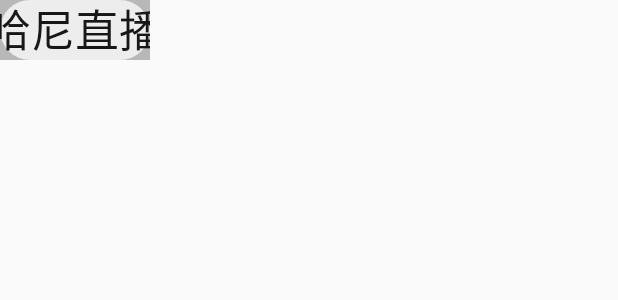
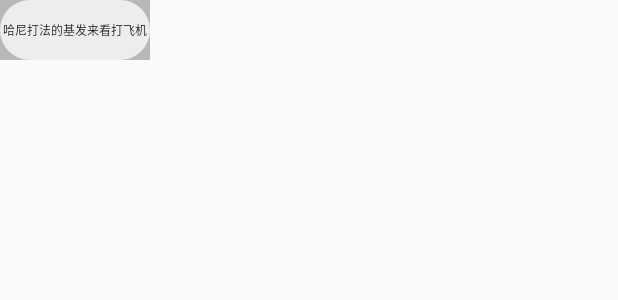
Before and after one commit to xrealm/moc_dev, an Android app: the layout activity_rvgrid.xml on its own in the app's theme, with its tools: preview values and no code run, on a phone screen of 412 x 824 dp. Shown: the top 300 px of the screen. Run offline under Robolectric (Android 15) with nearby library versions, the phone set to English and light mode, and no system bars.

Commit message:
optimize import

```diff
--- a/app/src/main/AndroidManifest.xml
+++ b/app/src/main/AndroidManifest.xml
@@ -2,13 +2,17 @@
 <manifest xmlns:android="http://schemas.android.com/apk/res/android"
           package="com.mao.dev">
 
+    <uses-permission android:name="android.permission.READ_EXTERNAL_STORAGE"/>
+    <uses-permission android:name="android.permission.WRITE_EXTERNAL_STORAGE"/>
+
     <application
+        android:name=".AppApplication"
         android:allowBackup="true"
         android:icon="@mipmap/ic_launcher"
         android:label="@string/app_name"
         android:supportsRtl="true"
         android:theme="@style/AppTheme">
-        <activity android:name="com.mao.dev.MainActivity">
+        <activity android:name="com.mao.dev.test.TranslateActivity">
             <intent-filter>
                 <action android:name="android.intent.action.MAIN"/>
 
--- a/app/src/main/java/com/mao/dev/rv/RoundView.java
+++ b/app/src/main/java/com/mao/dev/rv/RoundView.java
@@ -3,9 +3,12 @@ package com.mao.dev.rv;
 import android.content.Context;
 import android.graphics.Canvas;
 import android.graphics.Paint;
+import android.graphics.Rect;
 import android.graphics.RectF;
 import android.util.AttributeSet;
 import android.view.View;
+
+import com.mao.dev.AppKit;
 
 /**
  * Created by Mao on 2016/11/18.
@@ -14,6 +17,7 @@ import android.view.View;
 public class RoundView extends View {
     private Paint mPaint;
 
+    private String text = "哈尼打法的基发来看打飞机";
     public RoundView(Context context) {
         super(context);
     }
@@ -27,11 +31,19 @@ public class RoundView extends View {
         super(context, attrs, defStyleAttr);
     }
 
+    @Override
+    protected void onMeasure(int widthMeasureSpec, int heightMeasureSpec) {
+        super.onMeasure(widthMeasureSpec, heightMeasureSpec);
+        Rect rect = new Rect();
+        mPaint.getTextBounds(text,0,text.length(),rect);
+        setMeasuredDimension((int) (mPaint.measureText(text) + AppKit.dp2px(8)), rect.height()+AppKit.dp2px(2));
+    }
+
     private void init() {
         mPaint = new Paint(Paint.ANTI_ALIAS_FLAG);
         mPaint.setColor(0xbfffffff);
         mPaint.setTextAlign(Paint.Align.CENTER);
-        mPaint.setTextSize(44);
+        mPaint.setTextSize(AppKit.dp2px(10));
     }
 
     @Override
@@ -44,6 +56,7 @@ public class RoundView extends View {
         mPaint.setColor(0xff171717);
         Paint.FontMetrics fontMetrics = mPaint.getFontMetrics();
         float baseline = getHeight() / 2 - fontMetrics.top / 2 - fontMetrics.bottom / 2;
-        canvas.drawText("哈尼直播", getWidth() / 2, baseline, mPaint);
+        canvas.drawText(text, getWidth() / 2, baseline, mPaint);
     }
+
 }
```
Also changed, not shown: app/src/main/java/com/mao/dev/AppApplication.java (added, +16 -0 lines).
